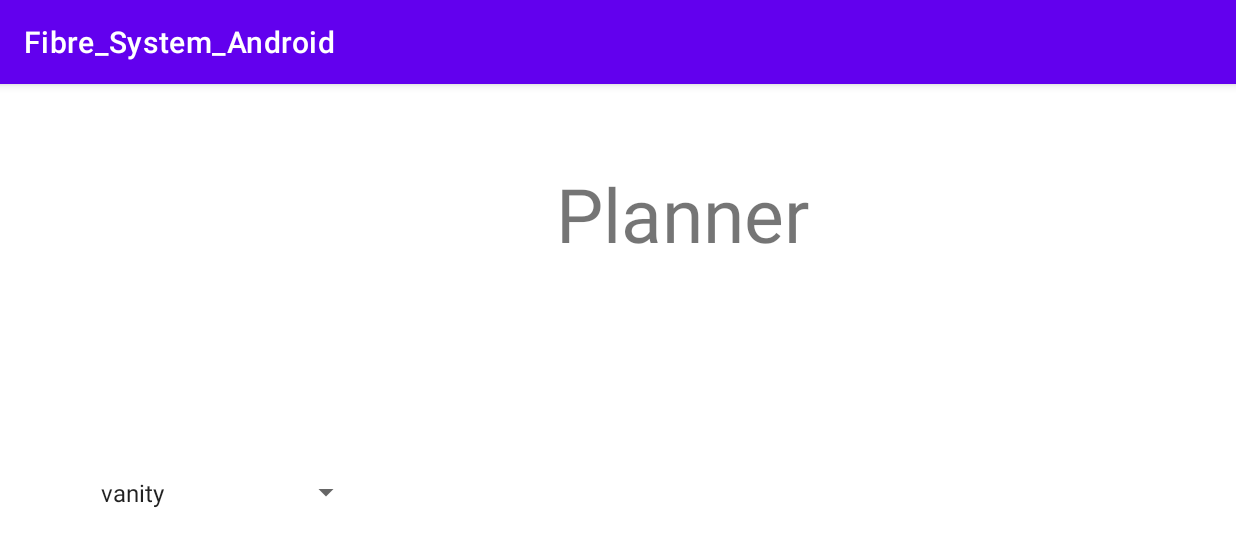
After one commit to dobetterthany/Fibre_System_Android, an Android app: the Planner_Area screen opened directly, with no data from a screen before it, on a phone screen of 824 x 412 dp (held sideways). The commit adds this screen. Shown: the top 547 px of the screen. Run offline under Robolectric (Android 15) with nearby library versions, the phone set to English and light mode, and no system bars.

Commit message:
Spinner added on Planner area page

```diff
--- a/app/build.gradle
+++ b/app/build.gradle
@@ -33,6 +33,7 @@ dependencies {
     implementation 'androidx.appcompat:appcompat:1.5.1'
     implementation 'com.google.android.material:material:1.7.0'
     implementation 'androidx.constraintlayout:constraintlayout:2.1.4'
+    implementation 'androidx.gridlayout:gridlayout:1.0.0'
     testImplementation 'junit:junit:4.13.2'
     androidTestImplementation 'androidx.test.ext:junit:1.1.3'
     androidTestImplementation 'androidx.test.espresso:espresso-core:3.4.0'
--- a/app/src/main/java/com/example/fibre_system_android/Choose_Shape_Page.java
+++ b/app/src/main/java/com/example/fibre_system_android/Choose_Shape_Page.java
@@ -12,6 +12,7 @@ public class Choose_Shape_Page extends AppCompatActivity {
     protected void onCreate(Bundle savedInstanceState) {
         super.onCreate(savedInstanceState);
         setContentView(R.layout.activity_choose_shape_page);
+        getSupportActionBar().setDisplayHomeAsUpEnabled(true);
     }
 
     public void goChooseSizePage(View v) {
--- /dev/null
+++ b/app/src/main/java/com/example/fibre_system_android/Planner_Area.java
@@ -0,0 +1,44 @@
+package com.example.fibre_system_android;
+
+import androidx.appcompat.app.AppCompatActivity;
+
+
+import android.os.Bundle;
+import android.view.View;
+import android.widget.AdapterView;
+import android.widget.ArrayAdapter;
+import android.widget.Spinner;
+import android.widget.Toast;
+
+public class Planner_Area extends AppCompatActivity implements AdapterView.OnItemSelectedListener {
+
+    Spinner spinner;
+
+    @Override
+    protected void onCreate(Bundle savedInstanceState) {
+        super.onCreate(savedInstanceState);
+        setContentView(R.layout.activity_planner_area);
+
+        spinner = findViewById(R.id.spinner);
+        //gets items from products array in string file, and plug it into spinner item list
+        ArrayAdapter<CharSequence> adapter = ArrayAdapter.createFromResource(this,R.array.products,android.R.layout.simple_spinner_item);
+
+        adapter.setDropDownViewResource(android.R.layout.simple_spinner_dropdown_item);
+
+        spinner.setAdapter(adapter);
+
+        spinner.setOnItemSelectedListener(this);
+    }
+
+
+    @Override
+    public void onItemSelected(AdapterView<?> adapterView, View view, int i, long l) {
+        String choice = adapterView.getItemAtPosition(i).toString();
+        Toast.makeText(getApplicationContext(), choice, Toast.LENGTH_LONG).show();
+    }
+
+    @Override
+    public void onNothingSelected(AdapterView<?> adapterView) {
+
+    }
+}
--- /dev/null
+++ b/app/src/main/res/layout/activity_planner_area.xml
@@ -0,0 +1,48 @@
+<?xml version="1.0" encoding="utf-8"?>
+<androidx.constraintlayout.widget.ConstraintLayout xmlns:android="http://schemas.android.com/apk/res/android"
+    xmlns:app="http://schemas.android.com/apk/res-auto"
+    xmlns:tools="http://schemas.android.com/tools"
+    android:layout_width="match_parent"
+    android:layout_height="match_parent"
+    tools:context=".Planner_Area">
+
+    <Button
+        android:id="@+id/button3"
+        android:layout_width="225dp"
+        android:layout_height="111dp"
+        android:layout_marginStart="16dp"
+        android:layout_marginTop="32dp"
+        android:layout_marginEnd="32dp"
+        android:backgroundTint="#c6d8f5"
+        android:text="Finish"
+        android:textColor="#1a2536"
+        app:layout_constraintEnd_toEndOf="parent"
+        app:layout_constraintStart_toEndOf="@+id/textView7"
+        app:layout_constraintTop_toTopOf="parent" />
+
+    <TextView
+        android:id="@+id/textView7"
+        android:layout_width="936dp"
+        android:layout_height="93dp"
+        android:layout_marginStart="8dp"
+        android:layout_marginTop="40dp"
+        android:gravity="center"
+        android:text="Planner"
+        android:textSize="50dp"
+        app:layout_constraintEnd_toEndOf="parent"
+        app:layout_constraintHorizontal_bias="0.187"
+        app:layout_constraintStart_toStartOf="parent"
+        app:layout_constraintTop_toTopOf="parent" />
+
+    <Spinner
+        android:id="@+id/spinner"
+        android:layout_width="182dp"
+        android:layout_height="51dp"
+        android:layout_marginStart="59dp"
+        android:layout_marginTop="113dp"
+        app:layout_constraintStart_toStartOf="parent"
+        app:layout_constraintTop_toBottomOf="@+id/textView7"
+        />
+
+
+</androidx.constraintlayout.widget.ConstraintLayout>
--- a/app/src/main/res/values/strings.xml
+++ b/app/src/main/res/values/strings.xml
@@ -1,3 +1,12 @@
 <resources>
     <string name="app_name">Fibre_System_Android</string>
+
+    <string-array name="products">
+        <item>vanity</item>
+        <item>toilet</item>
+        <item>shower</item>
+        <item>window</item>
+    </string-array>
+    <!-- TODO: Remove or change this placeholder text -->
+    <string name="hello_blank_fragment">Hello blank fragment</string>
 </resources>
```
Also changed, not shown: app/src/main/AndroidManifest.xml (+17 -0 lines), app/src/main/java/com/example/fibre_system_android/Choose_Colour_Page.java (added, +14 -0 lines), app/src/main/java/com/example/fibre_system_android/Choose_Size_Page.java (+8 -0 lines), app/src/main/res/layout/activity_choose_colour_page.xml (added, +9 -0 lines), app/src/main/res/layout/activity_choose_size_page.xml (+175 -15 lines).
